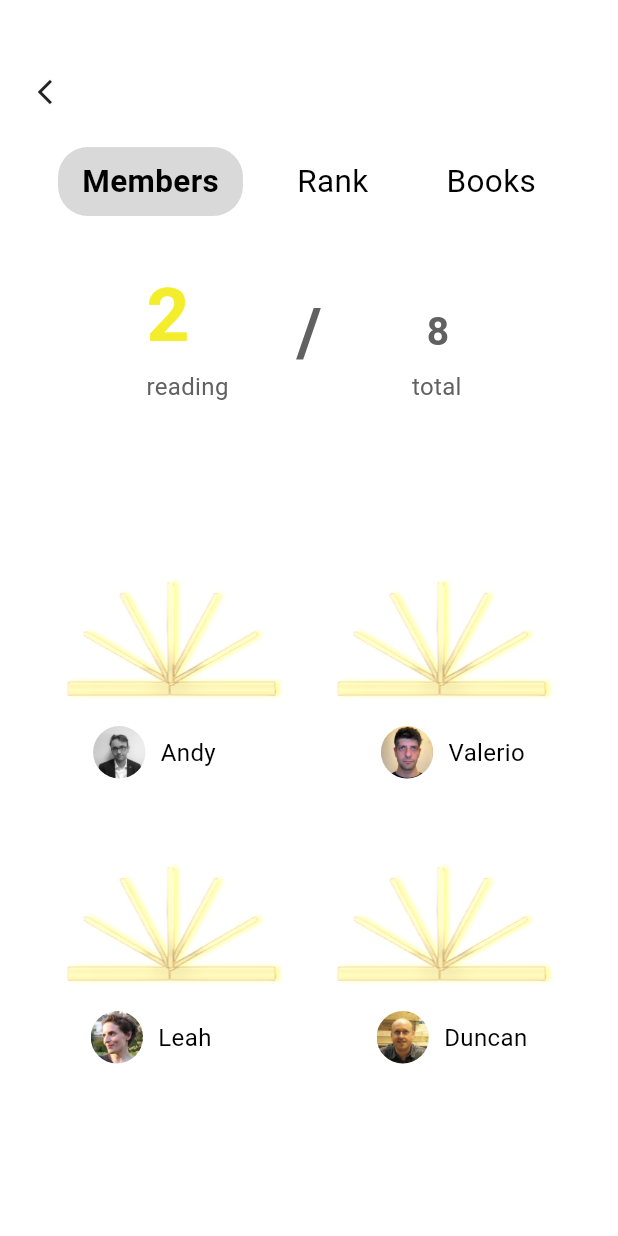
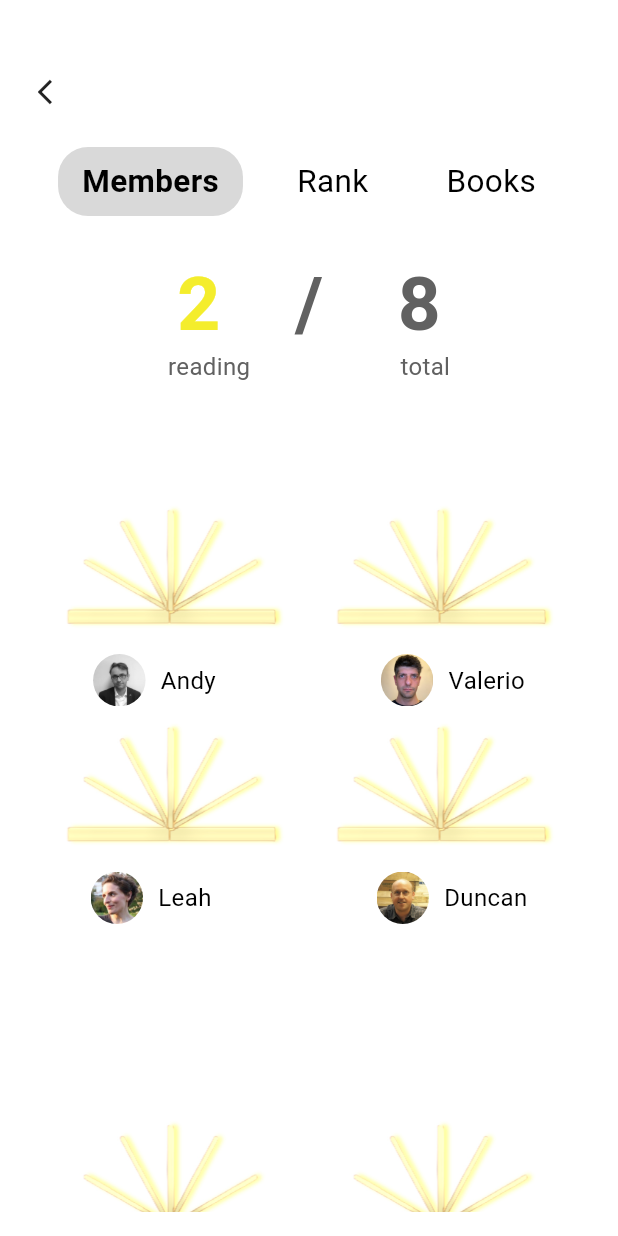
Before and after one commit to Youngwer/CASA0021_GPP, a Flutter app: the GroupMembersPage screen opened directly with empty values, on a phone screen of 412 x 824 dp. Run offline on Flutter 3.47's test engine with Material 3 defaults, Android fonts, the phone set to English and light mode, and no system bars; missing offline and left inert: mqtt_client.

Commit message:
Update main.dart

```diff
--- a/lib/main.dart
+++ b/lib/main.dart
@@ -1,4 +1,4 @@
-//V29：新增Group页面、Group_Members列表排布（还不均匀），恢复烟花特效
+//V30：Group_Members页面的"2/8"正常
 import 'package:flutter/material.dart';
 import 'package:mqtt_client/mqtt_client.dart';
 import 'package:mqtt_client/mqtt_server_client.dart';
@@ -3082,80 +3082,58 @@ class _GroupMembersPageState extends State<GroupMembersPage> {
               if (selectedTab == 'Members')
                 Column(
                   children: [
+                    Container(
+                      width: MediaQuery.of(context).size.width,
+                      padding: const EdgeInsets.symmetric(horizontal: 20),
+                      child: Row(
+                        mainAxisAlignment: MainAxisAlignment.center,
+                        children: [
+                          RichText(
+                            text: TextSpan(
+                              children: [
+                                const TextSpan(
+                                  text: '2',
+                                  style: TextStyle(
+                                    fontSize: 50,
+                                    fontWeight: FontWeight.bold,
+                                    color: Color(0xFFF4ED2C),
+                                  ),
+                                ),
+                                TextSpan(
+                                  text: '    /    8',
+                                  style: TextStyle(
+                                    fontSize: 50,
+                                    fontWeight: FontWeight.bold,
+                                    color: Colors.grey[700],
+                                  ),
+                                ),
+                              ],
+                            ),
+                          ),
+                        ],
+                      ),
+                    ),
                     Row(
                       mainAxisAlignment: MainAxisAlignment.center,
                       children: [
-                        // 左侧：reading 部分
-                        SizedBox(
-                          width: 100,
-                          child: Column(
-                            mainAxisAlignment: MainAxisAlignment.center,
-                            crossAxisAlignment: CrossAxisAlignment.start,
-                            children: [
-                              const Text(
-                                '2',
-                                style: TextStyle(
-                                  fontSize: 50,
-                                  fontWeight: FontWeight.bold,
-                                  color: Color(0xFFF4ED2C),
-                                ),
-                              ),
-                              Center(
-                                widthFactor: 1.5, // 减小宽度使文本向左移动
-                                child: Text(
-                                  'reading                             total',
-                                  style: TextStyle(
-                                    fontSize: 16,
-                                    color: Colors.grey[700],
-                                  ),
-                                  softWrap: false,
-                                  overflow: TextOverflow.visible,
-                                ),
-                              ),
-                            ],
+                        Text(
+                          'reading',
+                          style: TextStyle(
+                            fontSize: 16,
+                            color: Colors.grey[700],
                           ),
                         ),
-                        // 中间：分隔符
-                        Padding(
-                          padding:
-                              const EdgeInsets.only(top: 0), // 将 top 从 5 改为 0
-                          child: Text(
-                            '/',
-                            style: TextStyle(
-                              fontSize: 45,
-                              color: Colors.grey[700],
-                              fontWeight: FontWeight.bold,
-                            ),
+                        const SizedBox(width: 100),
+                        Text(
+                          'total',
+                          style: TextStyle(
+                            fontSize: 16,
+                            color: Colors.grey[700],
                           ),
                         ),
-                        // 右侧：total 部分
-                        SizedBox(
-                          width: 100,
-                          child: Column(
-                            crossAxisAlignment: CrossAxisAlignment.end,
-                            children: [
-                              Padding(
-                                padding: const EdgeInsets.only(right: 15),
-                                child: Column(
-                                  crossAxisAlignment: CrossAxisAlignment.end,
-                                  children: [
-                                    Text(
-                                      '8',
-                                      style: TextStyle(
-                                        fontSize: 26,
-                                        fontWeight: FontWeight.bold,
-                                        color: Colors.grey[700],
-                                      ),
-                                    ),
-                                  ],
-                                ),
-                              ),
-                            ],
-                          ),
-                        ),
                       ],
                     ),
-                    const SizedBox(height: 40),
+                    const SizedBox(height: 5), // 将原来的 40 改为 20，减少间距
                     // 按行构建用户列表
                     Column(
                       children: [
@@ -3163,7 +3141,7 @@ class _GroupMembersPageState extends State<GroupMembersPage> {
                           Transform.translate(
                             offset: i == 0
                                 ? Offset.zero
-                                : const Offset(0, -80), // 从第二组开始，向上移动以缩短间距
+                                : const Offset(0, -120), // 将 -80 改为 -120
                             child: Column(
                               children: [
                                 // Logo 行
@@ -3188,7 +3166,7 @@ class _GroupMembersPageState extends State<GroupMembersPage> {
                                 const SizedBox(height: 0),
                                 // 用户信息行
                                 Transform.translate(
-                                  offset: const Offset(0, -50), // 保持与图片的距离不变
+                                  offset: const Offset(0, -50),
                                   child: Row(
                                     mainAxisAlignment: MainAxisAlignment.center,
                                     children: [
@@ -3248,7 +3226,7 @@ class _GroupMembersPageState extends State<GroupMembersPage> {
                                     ],
                                   ),
                                 ),
-                                const SizedBox(height: 10), // 缩短每组之间的间距为原来的一半
+                                const SizedBox(height: 5), // 将 height 从 10 改为 5
                               ],
                             ),
                           ),
```
